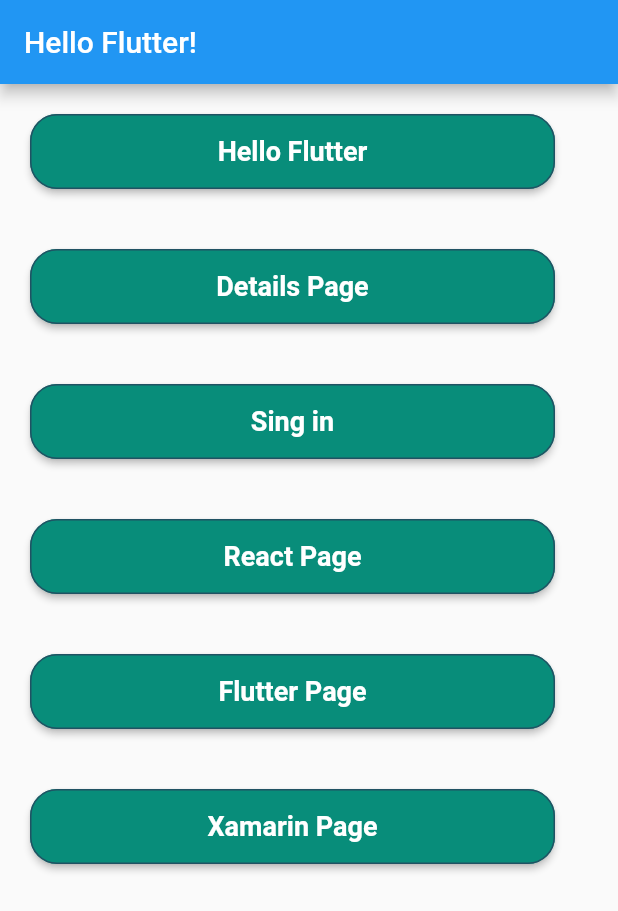
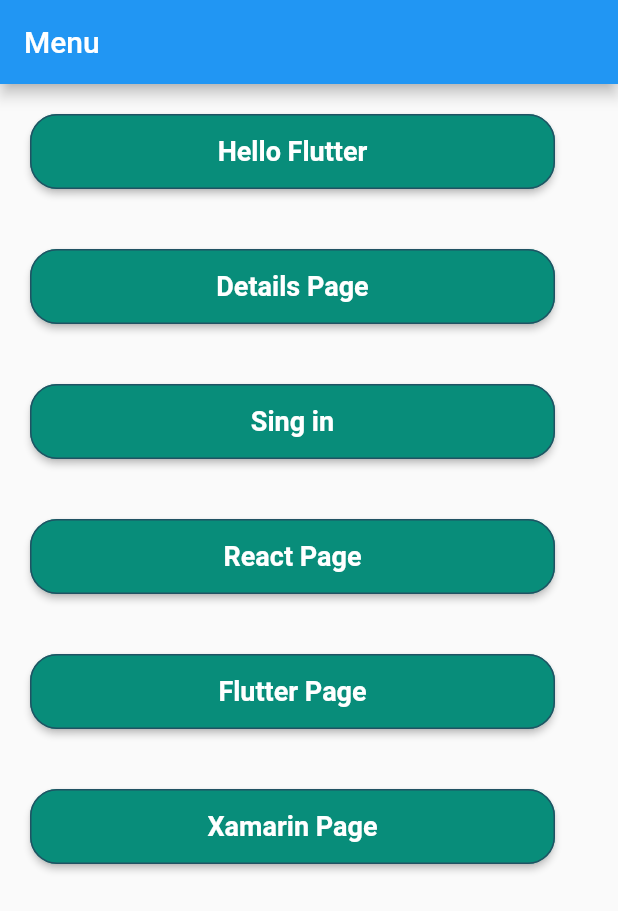
Before and after one commit to JulioCaballero/Proyecto_Flutter, a Flutter app: the screen it shows after launch, on a phone screen of 412 x 824 dp. Shown: the top 911 px of the screen. Run offline on Flutter 3.47's test engine with Material 2 defaults, Android fonts, the phone set to English and light mode, and no system bars.

Commit message:
update menu

```diff
--- a/proyecto_flutter/lib/src/app.dart
+++ b/proyecto_flutter/lib/src/app.dart
@@ -1,12 +1,6 @@
 import 'package:flutter/material.dart';
 //Importaciones de paginas
-import 'package:proyecto_flutter/src/pages/flutter_page.dart';
 import 'package:proyecto_flutter/src/pages/menu_page.dart';
-import 'package:proyecto_flutter/src/pages/react_page.dart';
-import 'package:proyecto_flutter/src/pages/sign_in.dart';
-import 'package:proyecto_flutter/src/pages/details_page.dart';
-import 'package:proyecto_flutter/src/pages/hello_flutter.dart';
-import 'package:proyecto_flutter/src/pages/xamarin_page.dart';
 
 class MyApp extends StatelessWidget {
   @override
--- a/proyecto_flutter/lib/src/pages/menu_page.dart
+++ b/proyecto_flutter/lib/src/pages/menu_page.dart
@@ -177,4 +177,4 @@ class Menu_Page extends StatelessWidget {
   }
 }
 
-final appBar = new AppBar(title: Text('Hello Flutter!'));
+final appBar = new AppBar(title: Text('Menu'));
```
